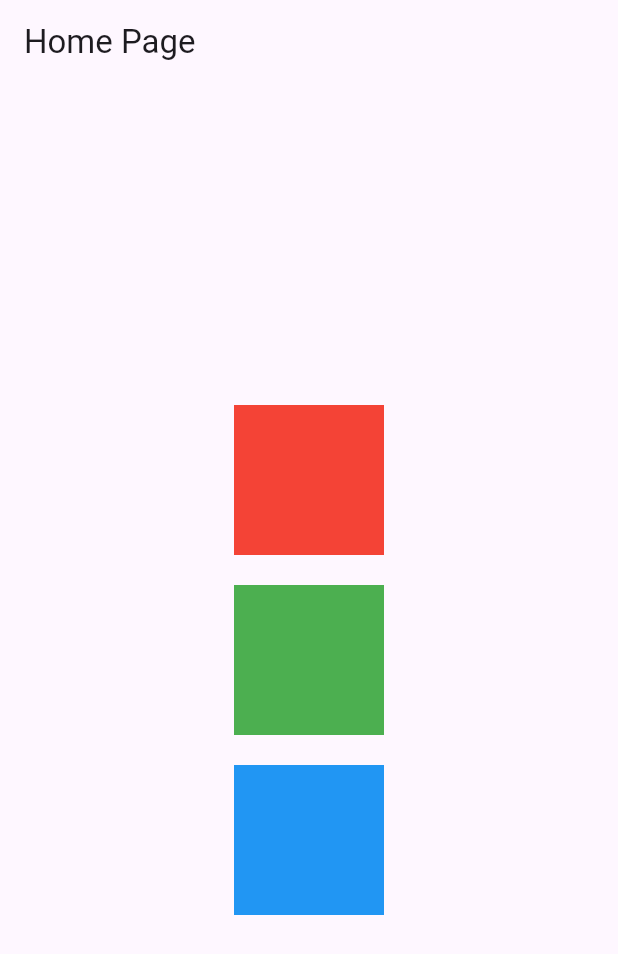
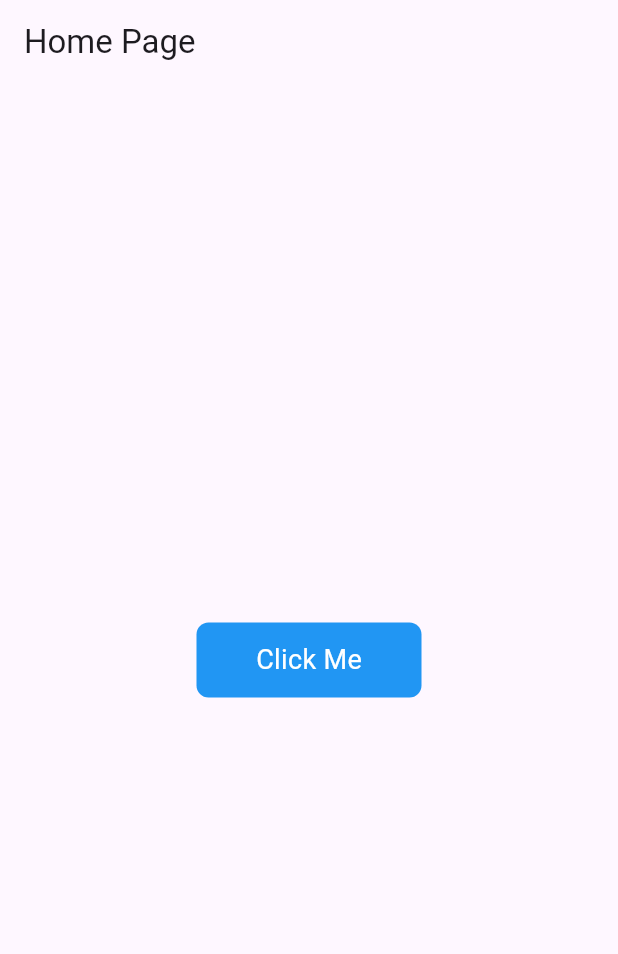
Before and after one commit to KodewithArun/Flutter-Complete-Learning---Arun, a Flutter app: the screen it shows after launch, on a phone screen of 412 x 824 dp. Shown: the top 954 px of the screen. Run offline on Flutter 3.47's test engine with Material 3 defaults, Android fonts, the phone set to English and light mode, and no system bars.

Commit message:
day7: understand about inkwell widget

```diff
--- a/lib/screens/HomePage.dart
+++ b/lib/screens/HomePage.dart
@@ -10,28 +10,26 @@ class HomePage extends StatelessWidget {
         title: Text("Home Page"),
       ),
       body: Center(
-        child: Column(
-          mainAxisAlignment: MainAxisAlignment.center,
-          children: [
-            Container(
-              height: 100,
-              width: 100,
-              color: Colors.red,
-            ),
-            SizedBox(height: 20,),
-            Container(
-              height: 100,
-              width: 100,
-              color: Colors.green,
-            ),
-            SizedBox(height: 20,),
-            Container(
-              height: 100,
-              width: 100,
+        child: InkWell(
+
+          onTap: () {
+            print("Tapped");
+          },
+          child: Container(
+            decoration: BoxDecoration(
+              borderRadius: BorderRadius.circular(8),
               color: Colors.blue,
             ),
-          ],
-        )
+            height: 50,
+            width: 150,
+            child: Center(
+              child: Text(
+                "Click Me",
+                style: TextStyle(color: Colors.white, fontSize: 18),
+              ),
+            ),
+          ),
+        ),
       ),
     );
   }
```
